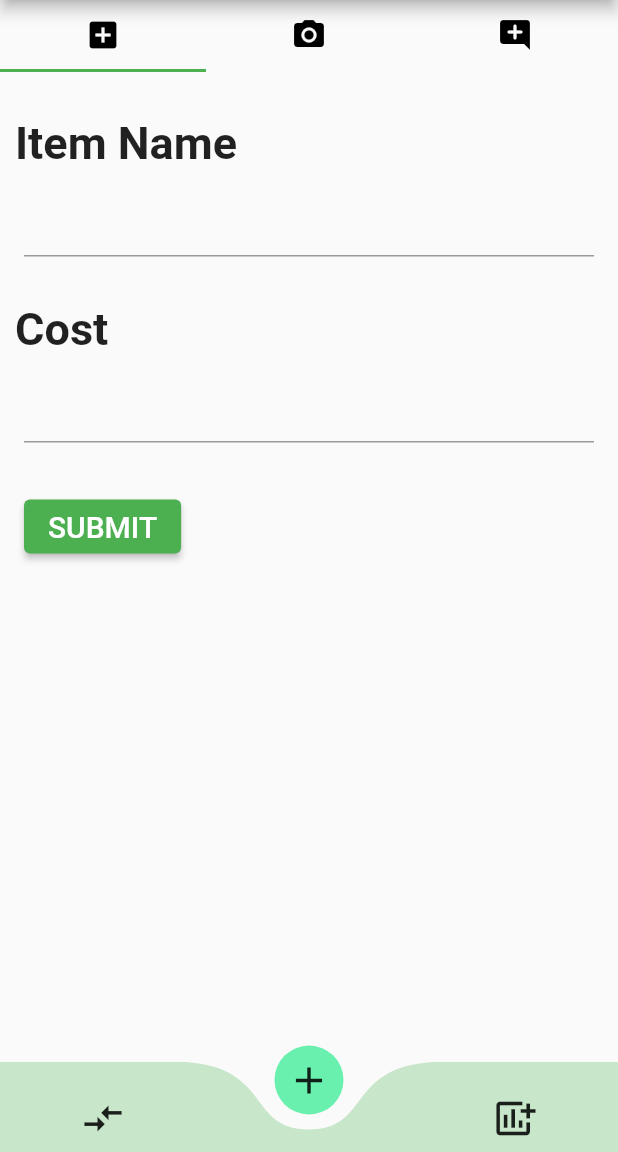
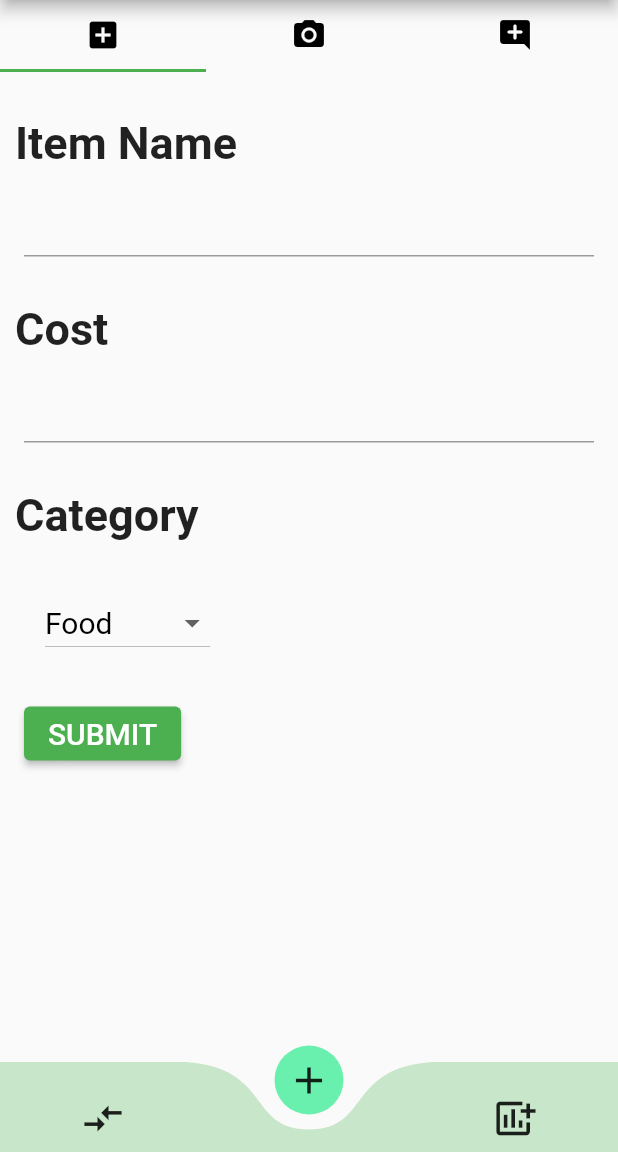
Before and after one commit to 25FTW/App, a Flutter app: the screen it shows after launch, on a phone screen of 412 x 824 dp, the part 84-1236 px from its top. Run offline on Flutter 3.47's test engine with Material 2 defaults, Android fonts, the phone set to English and light mode, and no system bars; drawn by our look-alikes of curved_navigation_bar; our stand-ins replace image_picker.

Commit message:
Added Dropdown for categories and basic http urls.

```diff
--- a/lib/transaction_tabs/add_new_default.dart
+++ b/lib/transaction_tabs/add_new_default.dart
@@ -1,4 +1,7 @@
 import 'package:flutter/material.dart';
+import 'package:http/http.dart' as http;
+
+const String mainUrl = "http://10.0.2.2:5000/form";
 
 class AddNewDefault extends StatefulWidget {
   const AddNewDefault({Key? key}) : super(key: key);
@@ -7,11 +10,22 @@ class AddNewDefault extends StatefulWidget {
   State<AddNewDefault> createState() => _AddNewDefault();
 }
 
+List<DropdownMenuItem<String>> get dropdownItems {
+  List<DropdownMenuItem<String>> menuItems = [
+    const DropdownMenuItem(child: Text("Food"), value: "Food"),
+    const DropdownMenuItem(child: Text("Clothing"), value: "Clothing"),
+    const DropdownMenuItem(child: Text("Transport"), value: "Transport"),
+    const DropdownMenuItem(child: Text("Misc"), value: "Misc"),
+  ];
+  return menuItems;
+}
+
 class _AddNewDefault extends State<AddNewDefault> {
   final _formKey = GlobalKey<FormState>();
 
   String itemName = "";
   String itemCost = "";
+  String itemCategory = "Food";
 
   @override
   Widget build(BuildContext context) {
@@ -68,11 +82,31 @@ class _AddNewDefault extends State<AddNewDefault> {
               }),
             ),
           ),
+          const Padding(
+            padding: EdgeInsets.fromLTRB(10, 15, 0, 10),
+            child: Text(
+              "Category",
+              style: TextStyle(fontSize: 30, fontWeight: FontWeight.w600),
+            ),
+          ),
+          Padding(
+              padding: const EdgeInsets.fromLTRB(30, 20, 0, 10),
+              child: DropdownButton(
+                style: const TextStyle(fontSize: 20, color: Colors.black),
+                value: itemCategory,
+                items: dropdownItems,
+                onChanged: (String? value) {
+                  // print(value);
+                  setState(() {
+                    itemCategory = value!;
+                  });
+                },
+              )),
           Padding(
             padding:
                 const EdgeInsets.symmetric(horizontal: 16.0, vertical: 16.0),
             child: ElevatedButton(
-              onPressed: () {
+              onPressed: () async {
                 // Validate returns true if the form is valid, or false otherwise.
                 if (_formKey.currentState!.validate()) {
                   // If the form is valid, display a snackbar. In the real world,
@@ -83,6 +117,15 @@ class _AddNewDefault extends State<AddNewDefault> {
                   _formKey.currentState?.save();
                   // ignore: avoid_print
                   print("$itemName $itemCost");
+
+                  var url = Uri.parse(mainUrl);
+                  var response = await http
+                      .post(url, body: {'name': 'doodle', 'color': 'blue'});
+                  print('Response status: ${response.statusCode}');
+                  print('Response body: ${response.body}');
+
+                  // print(await http
+                  //     .read(Uri.parse('https://example.com/foobar.txt')));
                 }
               },
               child: const Text(
--- a/lib/transaction_tabs/add_new_sms.dart
+++ b/lib/transaction_tabs/add_new_sms.dart
@@ -1,4 +1,6 @@
 import 'package:flutter/material.dart';
+
+const String mainUrl = "http://10.0.2.2:5000/sms";
 
 class AddNewSMS extends StatefulWidget {
   const AddNewSMS({Key? key}) : super(key: key);
@@ -71,6 +73,7 @@ class _AddNewSMS extends State<AddNewSMS> {
                 const EdgeInsets.symmetric(horizontal: 16.0, vertical: 16.0),
             child: ElevatedButton(
               onPressed: () {
+                FocusScope.of(context).unfocus();
                 // Validate returns true if the form is valid, or false otherwise.
                 if (_formKey.currentState!.validate()) {
                   // If the form is valid, display a snackbar. In the real world,
--- a/pubspec.yaml
+++ b/pubspec.yaml
@@ -36,6 +36,7 @@ dependencies:
   cupertino_icons: ^1.0.2
   curved_navigation_bar: ^1.0.1
   image_picker: ^0.8.4+4
+  http: ^0.13.4
 
 dev_dependencies:
   flutter_test:
```
Also changed, not shown: pubspec.lock.
